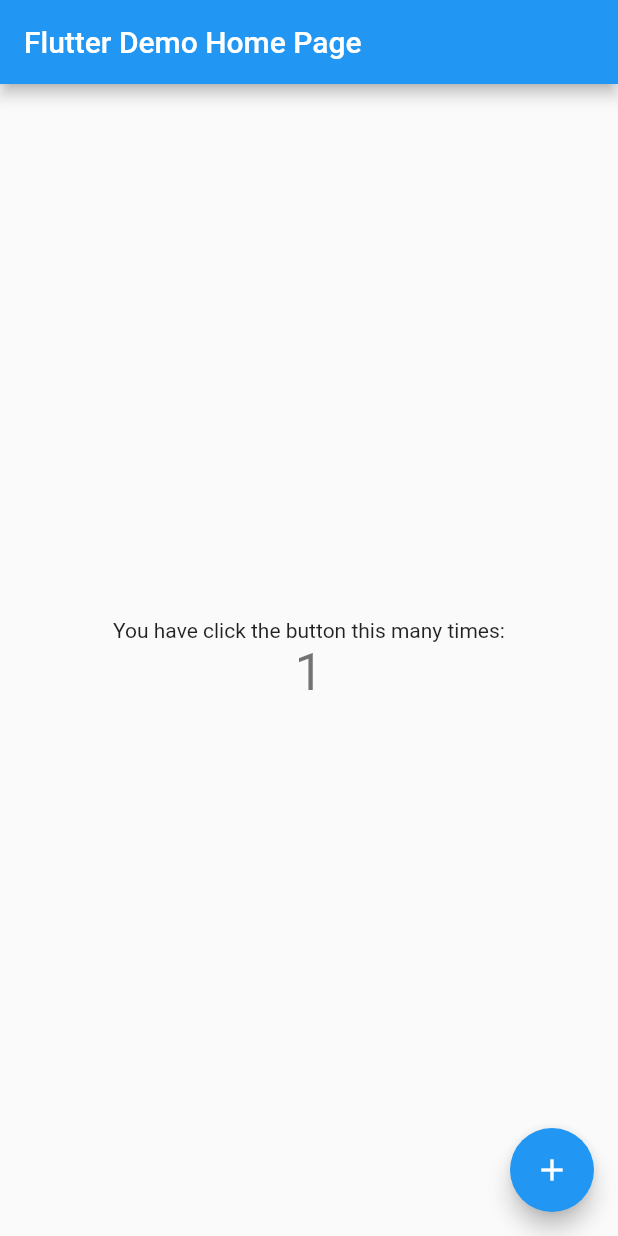
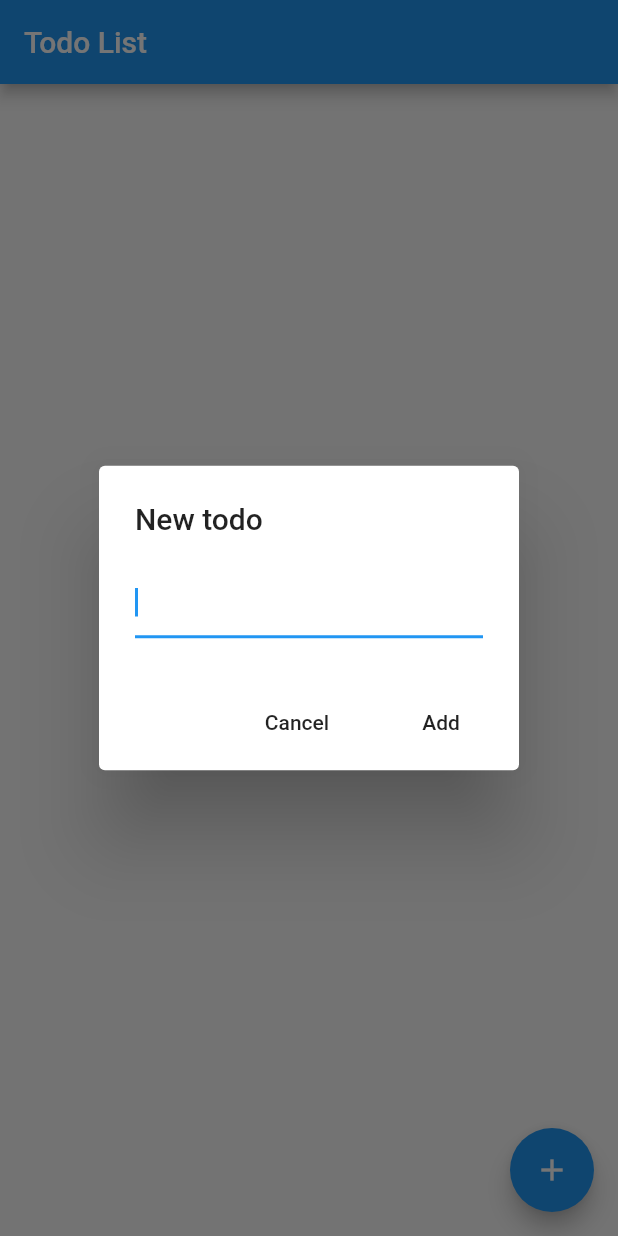
Before and after one commit to Veneciac/Todo-Flutter, a Flutter app: the screen it shows after launch, after a tap on the "add" icon, on a phone screen of 412 x 824 dp. Run offline on Flutter 3.47's test engine with Material 2 defaults, Android fonts, the phone set to English and light mode, and no system bars.

Commit message:
simple todo

```diff
--- a/lib/main.dart
+++ b/lib/main.dart
@@ -1,111 +1,117 @@
 import 'package:flutter/material.dart';
+import 'package:flutter/services.dart';
 
-void main() => runApp(MyApp());
+void main() {
+  SystemChrome.setEnabledSystemUIOverlays([]);
+  runApp(MyApp());
+}
 
 class MyApp extends StatelessWidget {
-  // This widget is the root of your application.
   @override
   Widget build(BuildContext context) {
     return MaterialApp(
-      title: 'Flutter Demo',
-      theme: ThemeData(
-        // This is the theme of your application.
-        //
-        // Try running your application with "flutter run". You'll see the
-        // application has a blue toolbar. Then, without quitting the app, try
-        // changing the primarySwatch below to Colors.green and then invoke
-        // "hot reload" (press "r" in the console where you ran "flutter run",
-        // or simply save your changes to "hot reload" in a Flutter IDE).
-        // Notice that the counter didn't reset back to zero; the application
-        // is not restarted.
-        primarySwatch: Colors.blue,
-      ),
-      home: MyHomePage(title: 'Flutter Demo Home Page'),
+      title: 'Todo List',
+      home: TodoList(),
     );
   }
 }
 
-class MyHomePage extends StatefulWidget {
-  MyHomePage({Key key, this.title}) : super(key: key);
-
-  // This widget is the home page of your application. It is stateful, meaning
-  // that it has a State object (defined below) that contains fields that affect
-  // how it looks.
-
-  // This class is the configuration for the state. It holds the values (in this
-  // case the title) provided by the parent (in this case the App widget) and
-  // used by the build method of the State. Fields in a Widget subclass are
-  // always marked "final".
-
-  final String title;
-
+class TodoList extends StatefulWidget {
   @override
-  _MyHomePageState createState() => _MyHomePageState();
+  _TodoListState createState() => _TodoListState();
 }
 
-class _MyHomePageState extends State<MyHomePage> {
-  int _counter = 0;
+class _TodoListState extends State<TodoList> {
 
-  void _incrementCounter() {
+  // List<Todo> todos = [
+  //   Todo(title: 'HAHAHA'),
+  //   Todo(title: 'HIHIHI'),
+  //   Todo(title: 'HEHEHE'),
+  // ];
+
+  List<Todo> todos = [];
+
+  TextEditingController controller = new TextEditingController();
+
+  _toggleTodo(Todo todo, bool isChecked) {
+
+    print('${todo.title} ${todo.isDone}');
+
+    todo.isDone = isChecked;
+
     setState(() {
-      // This call to setState tells the Flutter framework that something has
-      // changed in this State, which causes it to rerun the build method below
-      // so that the display can reflect the updated values. If we changed
-      // _counter without calling setState(), then the build method would not be
-      // called again, and so nothing would appear to happen.
-      _counter++;
+      todo.isDone = isChecked;
     });
   }
 
+  Widget _buildItem(BuildContext context, int index) {
+    final todo = todos[index];
+
+    return CheckboxListTile(
+      value: todo.isDone,
+      title: Text(todo.title),
+      onChanged: (bool isChecked) {
+        _toggleTodo(todo, isChecked);
+      }
+    );
+  }
+
+   _addTodo() {
+     showDialog(
+       context: context,
+       builder: (BuildContext context) {
+         return AlertDialog(
+           title: Text('New todo'),
+           content: TextField(
+             controller: controller,
+             autofocus: true,
+           ),
+            actions: <Widget>[
+              FlatButton(
+                child: Text('Cancel'),
+                onPressed: () {
+                  Navigator.of(context).pop();
+                },
+              ),
+              FlatButton(
+                child: Text('Add'),
+                onPressed: () {
+                  print(controller.value.text);
+                  setState(() {
+                    final todo = new Todo(title: controller.value.text);
+
+                    todos.add(todo);
+                    controller.clear();
+
+                    Navigator.of(context).pop();
+                  });
+                },
+              ),
+            ],
+         );
+       },
+     );
+   }
+
   @override
   Widget build(BuildContext context) {
-    // This method is rerun every time setState is called, for instance as done
-    // by the _incrementCounter method above.
-    //
-    // The Flutter framework has been optimized to make rerunning build methods
-    // fast, so that you can just rebuild anything that needs updating rather
-    // than having to individually change instances of widgets.
     return Scaffold(
-      appBar: AppBar(
-        // Here we take the value from the MyHomePage object that was created by
-        // the App.build method, and use it to set our appbar title.
-        title: Text(widget.title),
-      ),
-      body: Center(
-        // Center is a layout widget. It takes a single child and positions it
-        // in the middle of the parent.
-        child: Column(
-          // Column is also layout widget. It takes a list of children and
-          // arranges them vertically. By default, it sizes itself to fit its
-          // children horizontally, and tries to be as tall as its parent.
-          //
-          // Invoke "debug painting" (press "p" in the console, choose the
-          // "Toggle Debug Paint" action from the Flutter Inspector in Android
-          // Studio, or the "Toggle Debug Paint" command in Visual Studio Code)
-          // to see the wireframe for each widget.
-          //
-          // Column has various properties to control how it sizes itself and
-          // how it positions its children. Here we use mainAxisAlignment to
-          // center the children vertically; the main axis here is the vertical
-          // axis because Columns are vertical (the cross axis would be
-          // horizontal).
-          mainAxisAlignment: MainAxisAlignment.center,
-          children: <Widget>[
-            Text(
-              'You have click the button this many times:',
-            ),
-            Text(
-              '$_counter',
-              style: Theme.of(context).textTheme.display1,
-            ),
-          ],
-        ),
+      appBar: AppBar(title: Text('Todo List')),
+      body: ListView.builder(
+        itemBuilder: _buildItem,
+        itemCount: todos.length,
       ),
       floatingActionButton: FloatingActionButton(
-        onPressed: _incrementCounter,
-        tooltip: 'Increment',
         child: Icon(Icons.add),
-      ), // This trailing comma makes auto-formatting nicer for build methods.
+        onPressed: _addTodo,
+      )
     );
   }
 }
+
+class Todo {
+  Todo({this.title, this.isDone = false});
+
+  String title;
+  bool isDone;
+}
```
